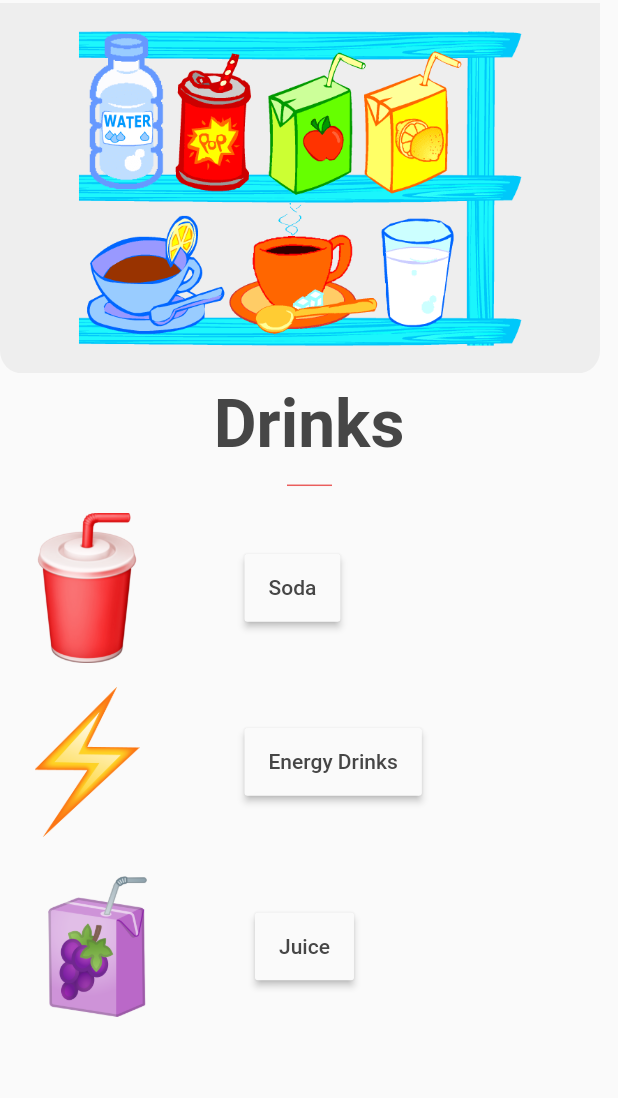
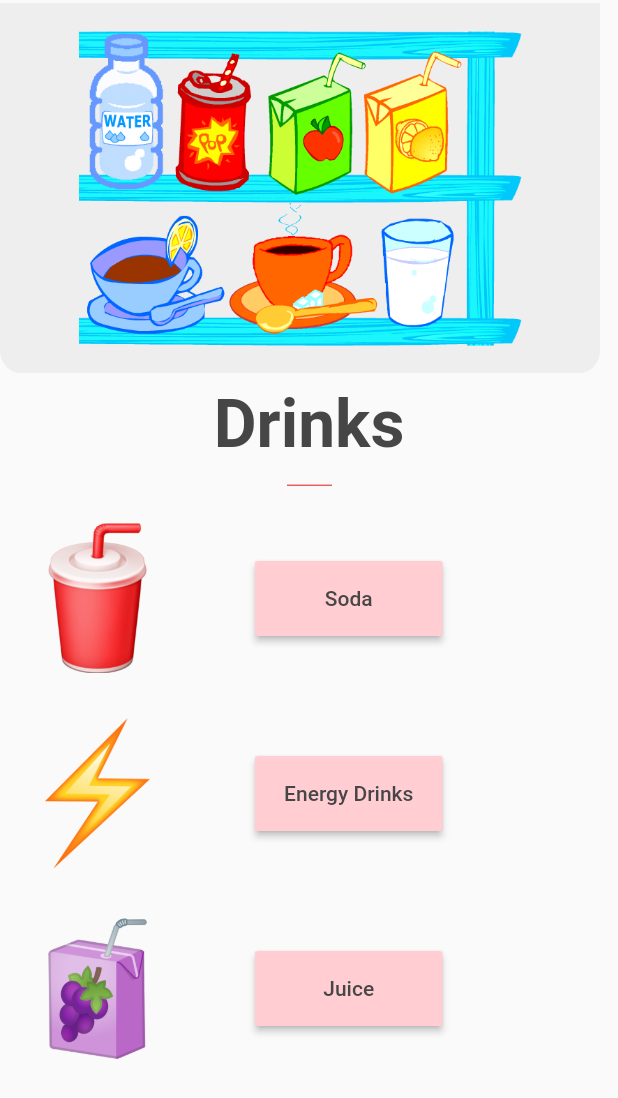
Before and after one commit to malimalik/Expirey, a Flutter app: the Drinks screen opened directly, on a phone screen of 412 x 824 dp. Shown: the top 1098 px of the screen. Run offline on Flutter 3.47's test engine with Material 2 defaults, Android fonts, the phone set to English and light mode, and no system bars; Roboto replaces fonts that are missing (RobotoSlab).

Commit message:
Corrected the size and the padding for the navbuttons

```diff
--- a/lib/Categories/drinks.dart
+++ b/lib/Categories/drinks.dart
@@ -26,8 +26,7 @@ class Drinks extends StatelessWidget {
                     bottomLeft: Radius.circular(15),
                     bottomRight: Radius.circular(15)),
                 child: Image(
-                  image: AssetImage(
-                      'Assets/drinks.png'),
+                  image: AssetImage('Assets/drinks.png'),
                   width: 400,
                 ),
               ),
@@ -58,7 +57,7 @@ class Drinks extends StatelessWidget {
               mainAxisAlignment: MainAxisAlignment.spaceEvenly,
               children: [
                 Padding(
-                  padding: const EdgeInsets.all(8.0),
+                  padding: const EdgeInsets.all(15.0),
                   child: Row(
                     children: [
                       ClipRRect(
@@ -73,23 +72,27 @@ class Drinks extends StatelessWidget {
                         ),
                       ),
                       ButtonTheme(
-                        minWidth: 60,
-                        height: 45,
-                        buttonColor: Colors.grey[50],
+                        buttonColor: Colors.red[100],
+                        child: SizedBox(
+                          height: 50,
+                          width: 125,
                           child: RaisedButton(
                             onPressed: () {},
                             onLongPress: () {},
+                            child: Align(
                               child: Text('Soda',
                                   style: TextStyle(
                                       color: Color.fromRGBO(70, 70, 70, 1),
                                       fontSize: 14)),
+                            ),
+                          ),
                         ),
                       )
                     ],
                   ),
                 ),
                 Padding(
-                  padding: const EdgeInsets.all(8.0),
+                  padding: const EdgeInsets.all(15.0),
                   child: Row(
                     children: [
                       ClipRRect(
@@ -104,9 +107,10 @@ class Drinks extends StatelessWidget {
                         ),
                       ),
                       ButtonTheme(
-                        minWidth: 20,
-                        height: 45,
-                        buttonColor: Colors.grey[50],
+                        buttonColor: Colors.red[100],
+                        child: SizedBox(
+                          height: 50,
+                          width: 125,
                           child: RaisedButton(
                             onPressed: () {},
                             onLongPress: () {},
@@ -114,6 +118,7 @@ class Drinks extends StatelessWidget {
                                 style: TextStyle(
                                     color: Color.fromRGBO(70, 70, 70, 1),
                                     fontSize: 14)),
+                          ),
                         ),
                       )
                     ],
@@ -134,9 +139,10 @@ class Drinks extends StatelessWidget {
                       ),
                     ),
                     ButtonTheme(
-                      minWidth: 60,
-                      height: 45,
-                      buttonColor: Colors.grey[50],
+                      buttonColor: Colors.red[100],
+                      child: SizedBox(
+                        height: 50,
+                        width: 125,
                         child: RaisedButton(
                           onPressed: () {},
                           onLongPress: () {},
@@ -145,6 +151,7 @@ class Drinks extends StatelessWidget {
                             style: TextStyle(
                                 color: Color.fromRGBO(70, 70, 70, 1),
                                 fontSize: 14),
+                          ),
                         ),
                       ),
                     )
```
Also changed, not shown: lib/Categories/fruitsAndVegetables.dart (+18 -13 lines), lib/Categories/meat.dart (+19 -10 lines), lib/Categories/pantry.dart (+18 -11 lines). Lines whose indentation alone changed are shown as unchanged.
